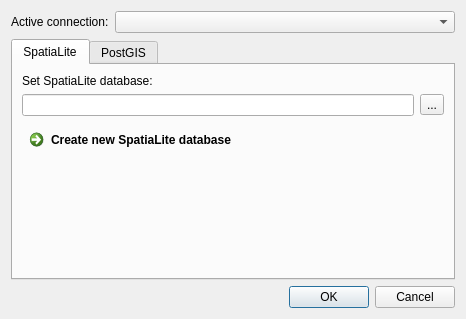
IZSVenezie/VetEpiGIS-Group, file plugin/dbsetup_dialog_base.ui: the form before one commit.
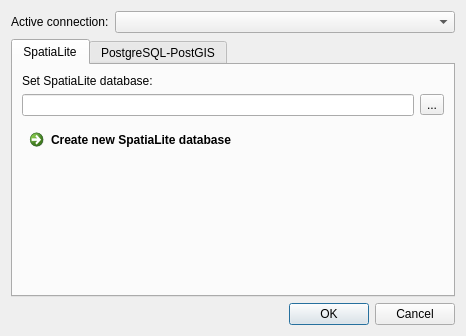
The form after the commit.

The edit to the form file:
```diff
--- a/plugin/dbsetup_dialog_base.ui
+++ b/plugin/dbsetup_dialog_base.ui
@@ -7,7 +7,7 @@
     <x>0</x>
     <y>0</y>
     <width>466</width>
-    <height>319</height>
+    <height>336</height>
    </rect>
   </property>
   <property name="windowTitle">
@@ -100,7 +100,7 @@
      </widget>
      <widget class="QWidget" name="tab_2">
       <attribute name="title">
-       <string>PostGIS</string>
+       <string>PostgreSQL-PostGIS</string>
       </attribute>
       <layout class="QGridLayout" name="gridLayout_4">
        <item row="0" column="0">
```
